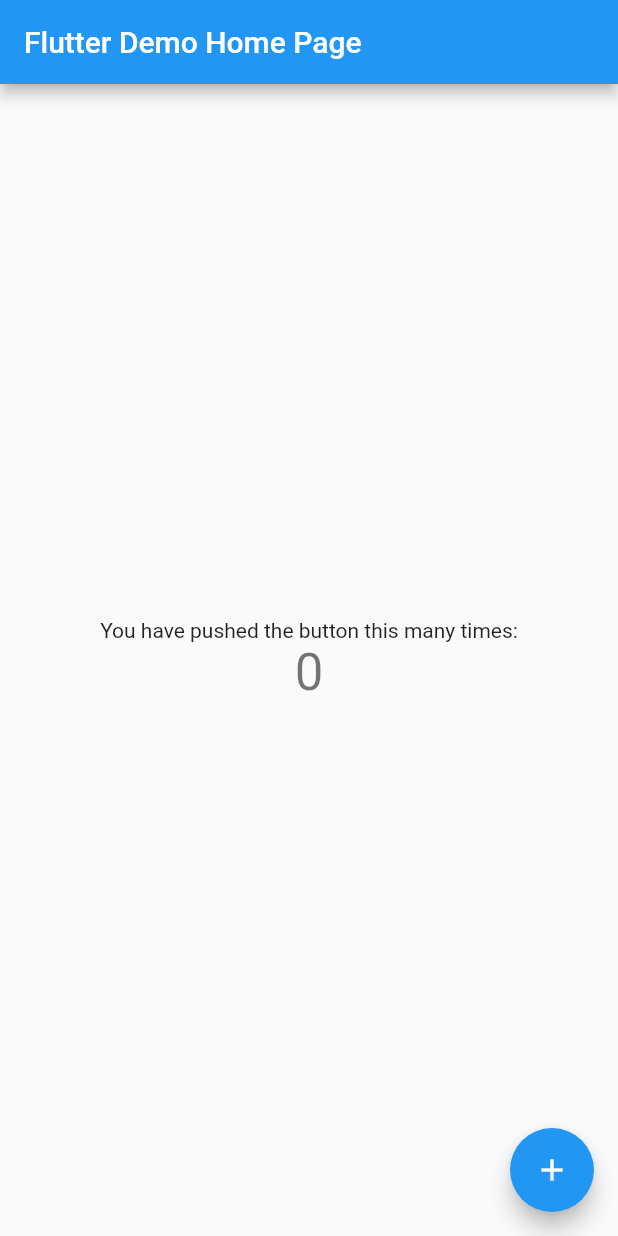
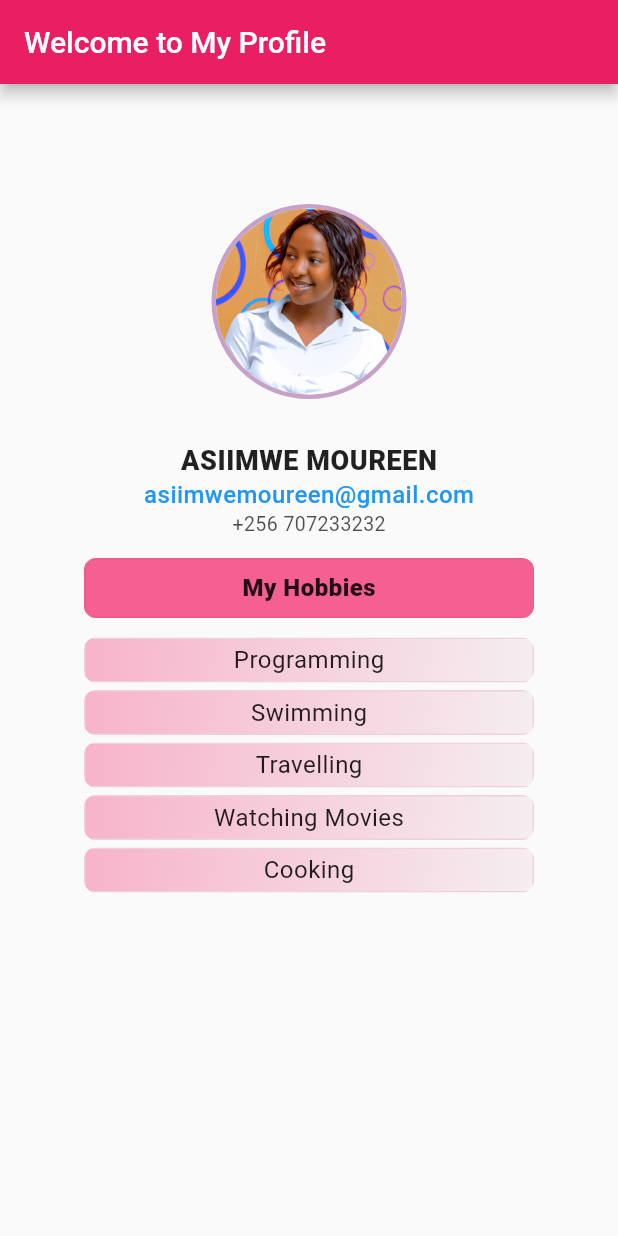
Before and after one commit to AsiimweMoureen/MoureenMobileComputingrepo, a Flutter app: the screen it shows after launch, on a phone screen of 412 x 824 dp. Run offline on Flutter 3.47's test engine with Material 2 defaults, Android fonts, the phone set to English and light mode, and no system bars.

Commit message:
Adding Image

```diff
--- a/asiimwemoureenmbcomp/lib/main.dart
+++ b/asiimwemoureenmbcomp/lib/main.dart
@@ -1,3 +1,5 @@
+import 'dart:ui';
+
 import 'package:flutter/material.dart';
 
 void main() {
@@ -11,26 +13,18 @@
   @override
   Widget build(BuildContext context) {
     return MaterialApp(
+      debugShowCheckedModeBanner: false,
       title: 'Flutter Demo',
       theme: ThemeData(
-        // This is the theme of your application.
-        //
-        // Try running your application with "flutter run". You'll see the
-        // application has a blue toolbar. Then, without quitting the app, try
-        // changing the primarySwatch below to Colors.green and then invoke
-        // "hot reload" (press "r" in the console where you ran "flutter run",
-        // or simply save your changes to "hot reload" in a Flutter IDE).
-        // Notice that the counter didn't reset back to zero; the application
-        // is not restarted.
-        primarySwatch: Colors.blue,
+        primarySwatch: Colors.pink,
       ),
-      home: const MyHomePage(title: 'Flutter Demo Home Page'),
+      home: const MyprofileScreen(title: 'Welcome to My Profile'),
     );
   }
 }
 
-class MyHomePage extends StatefulWidget {
-  const MyHomePage({super.key, required this.title});
+class MyprofileScreen extends StatefulWidget {
+  const MyprofileScreen({super.key, required this.title});
 
   // This widget is the home page of your application. It is stateful, meaning
   // that it has a State object (defined below) that contains fields that affect
@@ -44,72 +38,268 @@
   final String title;
 
   @override
-  State<MyHomePage> createState() => _MyHomePageState();
+  State<MyprofileScreen> createState() => _MyprofileScreenState();
 }
 
-class _MyHomePageState extends State<MyHomePage> {
-  int _counter = 0;
+class _MyprofileScreenState extends State<MyprofileScreen> {
 
-  void _incrementCounter() {
-    setState(() {
-      // This call to setState tells the Flutter framework that something has
-      // changed in this State, which causes it to rerun the build method below
-      // so that the display can reflect the updated values. If we changed
-      // _counter without calling setState(), then the build method would not be
-      // called again, and so nothing would appear to happen.
-      _counter++;
-    });
-  }
 
   @override
   Widget build(BuildContext context) {
-    // This method is rerun every time setState is called, for instance as done
-    // by the _incrementCounter method above.
-    //
-    // The Flutter framework has been optimized to make rerunning build methods
-    // fast, so that you can just rebuild anything that needs updating rather
-    // than having to individually change instances of widgets.
+
     return Scaffold(
       appBar: AppBar(
-        // Here we take the value from the MyHomePage object that was created by
-        // the App.build method, and use it to set our appbar title.
         title: Text(widget.title),
       ),
       body: Center(
-        // Center is a layout widget. It takes a single child and positions it
-        // in the middle of the parent.
+
         child: Column(
-          // Column is also a layout widget. It takes a list of children and
-          // arranges them vertically. By default, it sizes itself to fit its
-          // children horizontally, and tries to be as tall as its parent.
-          //
-          // Invoke "debug painting" (press "p" in the console, choose the
-          // "Toggle Debug Paint" action from the Flutter Inspector in Android
-          // Studio, or the "Toggle Debug Paint" command in Visual Studio Code)
-          // to see the wireframe for each widget.
-          //
-          // Column has various properties to control how it sizes itself and
-          // how it positions its children. Here we use mainAxisAlignment to
-          // center the children vertically; the main axis here is the vertical
-          // axis because Columns are vertical (the cross axis would be
-          // horizontal).
-          mainAxisAlignment: MainAxisAlignment.center,
+          crossAxisAlignment: CrossAxisAlignment.center,
           children: <Widget>[
+
+            //MY PROFILE PICTURE
+            const SizedBox(height: 80,),
+            Container(
+              decoration: BoxDecoration(
+                shape: BoxShape.circle,
+                border: Border.all(width: 3.0, color: Color.fromARGB(97, 117, 17, 117)),
+              ),
+              height: 130,
+              width: 130,
+              child: ClipOval(
+                child: Image.asset(
+                  'assets/profileImage1.png',
+                  fit:BoxFit.cover
+                  ),
+              ),
+            ),
+
+            //MY NAMES
+            const SizedBox(height: 30,),
             const Text(
-              'You have pushed the button this many times:',
+              'ASIIMWE MOUREEN',
+              style: TextStyle(
+                fontSize: 18,
+                fontWeight: FontWeight.w800,
+                letterSpacing: 0.4
+              ),
             ),
-            Text(
-              '$_counter',
-              style: Theme.of(context).textTheme.headline4,
+
+
+            //MY EMAIL ADDRESS
+            const SizedBox(height: 3,),
+            const Text(
+              'asiimwemoureen@gmail.com',
+              style: TextStyle(
+                color: Colors.blue,
+                fontSize: 16,
+                fontWeight: FontWeight.w500,
+                letterSpacing: 0.3
+              ),
             ),
+
+
+            //MY PHONE NUMBER
+            const SizedBox(height: 3,),
+            const Text(
+              '+256 707233232',
+              style: TextStyle(
+                color: Color.fromARGB(179, 0, 0, 0),
+                fontSize: 13,
+                fontWeight: FontWeight.normal,
+                letterSpacing: 0.3
+              ),
+            ),
+
+
+            //HOBBIES TITLE
+            const SizedBox(height: 15,),
+            ClipRRect(
+              borderRadius: BorderRadius.circular(8),
+              child: Container(
+                decoration: BoxDecoration(
+                  color: Color.fromARGB(255, 245, 95, 145),
+                  border: Border.all(width: 1.0, color: Color.fromARGB(255, 233, 92, 139)),
+                ),
+                height: 40,
+                width: 300,
+                child: const Align(
+                  alignment: Alignment.center,
+                  child: Text(
+                    "My Hobbies",
+                    style: TextStyle(
+                      fontSize: 16,
+                      letterSpacing: 0.32,
+                      fontWeight: FontWeight.w800
+                    ),
+
+                  ),
+                ),
+              ),
+            ),
+
+            //HOBBIES 1
+            const SizedBox(height: 13,),
+            ClipRRect(
+              borderRadius: BorderRadius.circular(8),
+              child: Container(
+                decoration: BoxDecoration(
+                  gradient: const LinearGradient(
+                    colors: [Color.fromARGB(255, 247, 179, 202), Color.fromARGB(255, 245, 238, 240)],
+                    begin: Alignment.topLeft,
+                    end: Alignment.bottomRight
+                  ),
+                  color: Color.fromARGB(255, 240, 203, 215),
+                  border: Border.all(width: 1.0, color: Color.fromARGB(255, 240, 209, 219)),
+                ),
+                height: 30,
+                width: 300,
+                child: const Align(
+                  alignment: Alignment.center,
+                  child: Text(
+                    "Programming",
+                    style: TextStyle(
+                      fontSize: 16,
+                      letterSpacing: 0.32,
+                      fontWeight: FontWeight.normal
+                    ),
+
+                  ),
+                ),
+              ),
+            ),
+
+
+            //HOBBIES 2
+            const SizedBox(height: 5,),
+            ClipRRect(
+              borderRadius: BorderRadius.circular(8),
+              child: Container(
+                decoration: BoxDecoration(
+                  gradient: const LinearGradient(
+                    colors: [Color.fromARGB(255, 247, 179, 202), Color.fromARGB(255, 245, 238, 240)],
+                    begin: Alignment.topLeft,
+                    end: Alignment.bottomRight
+                  ),
+                  color: Color.fromARGB(255, 240, 203, 215),
+                  border: Border.all(width: 1.0, color: Color.fromARGB(255, 240, 209, 219)),
+                ),
+                height: 30,
+                width: 300,
+                child: const Align(
+                  alignment: Alignment.center,
+                  child: Text(
+                    "Swimming",
+                    style: TextStyle(
+                      fontSize: 16,
+                      letterSpacing: 0.32,
+                      fontWeight: FontWeight.normal
+                    ),
+
+                  ),
+                ),
+              ),
+            ),
+
+
+
+            //HOBBIES 3
+            const SizedBox(height: 5,),
+            ClipRRect(
+              borderRadius: BorderRadius.circular(8),
+              child: Container(
+                decoration: BoxDecoration(
+                  gradient: const LinearGradient(
+                    colors: [Color.fromARGB(255, 247, 179, 202), Color.fromARGB(255, 245, 238, 240)],
+                    begin: Alignment.topLeft,
+                    end: Alignment.bottomRight
+                  ),
+                  color: Color.fromARGB(255, 240, 203, 215),
+                  border: Border.all(width: 1.0, color: Color.fromARGB(255, 240, 209, 219)),
+                ),
+                height: 30,
+                width: 300,
+                child: const Align(
+                  alignment: Alignment.center,
+                  child: Text(
+                    "Travelling",
+                    style: TextStyle(
+                      fontSize: 16,
+                      letterSpacing: 0.32,
+                      fontWeight: FontWeight.normal
+                    ),
+
+                  ),
+                ),
+              ),
+            ),
+
+
+            //HOBBIES 4
+            const SizedBox(height: 5,),
+            ClipRRect(
+              borderRadius: BorderRadius.circular(8),
+              child: Container(
+                decoration: BoxDecoration(
+                  gradient: const LinearGradient(
+                    colors: [Color.fromARGB(255, 247, 179, 202), Color.fromARGB(255, 245, 238, 240)],
+                    begin: Alignment.topLeft,
+                    end: Alignment.bottomRight
+                  ),
+                  color: Color.fromARGB(255, 240, 203, 215),
+                  border: Border.all(width: 1.0, color: Color.fromARGB(255, 240, 209, 219)),
+                ),
+                height: 30,
+                width: 300,
+                child: const Align(
+                  alignment: Alignment.center,
+                  child: Text(
+                    "Watching Movies",
+                    style: TextStyle(
+                      fontSize: 16,
+                      letterSpacing: 0.32,
+                      fontWeight: FontWeight.normal
+                    ),
+
+                  ),
+                ),
+              ),
+            ),
+
+
+            //HOBBIES 5
+            const SizedBox(height: 5,),
+            ClipRRect(
+              borderRadius: BorderRadius.circular(8),
+              child: Container(
+                decoration: BoxDecoration(
+                  gradient: const LinearGradient(
+                    colors: [Color.fromARGB(255, 247, 179, 202), Color.fromARGB(255, 245, 238, 240)],
+                    begin: Alignment.topLeft,
+                    end: Alignment.bottomRight
+                  ),
+                  color: Color.fromARGB(255, 240, 203, 215),
+                  border: Border.all(width: 1.0, color: Color.fromARGB(255, 240, 209, 219)),
+                ),
+                height: 30,
+                width: 300,
+                child: const Align(
+                  alignment: Alignment.center,
+                  child: Text(
+                    "Cooking",
+                    style: TextStyle(
+                      fontSize: 16,
+                      letterSpacing: 0.32,
+                      fontWeight: FontWeight.normal
+                    ),
+
+                  ),
+                ),
+              ),
+            )
           ],
         ),
       ),
-      floatingActionButton: FloatingActionButton(
-        onPressed: _incrementCounter,
-        tooltip: 'Increment',
-        child: const Icon(Icons.add),
-      ), // This trailing comma makes auto-formatting nicer for build methods.
     );
   }
 }
```
Also changed, not shown: asiimwemoureenmbcomp/pubspec.yaml (+6 -3 lines), asiimwemoureenmbcomp/assets/profileImage1.png (added).
